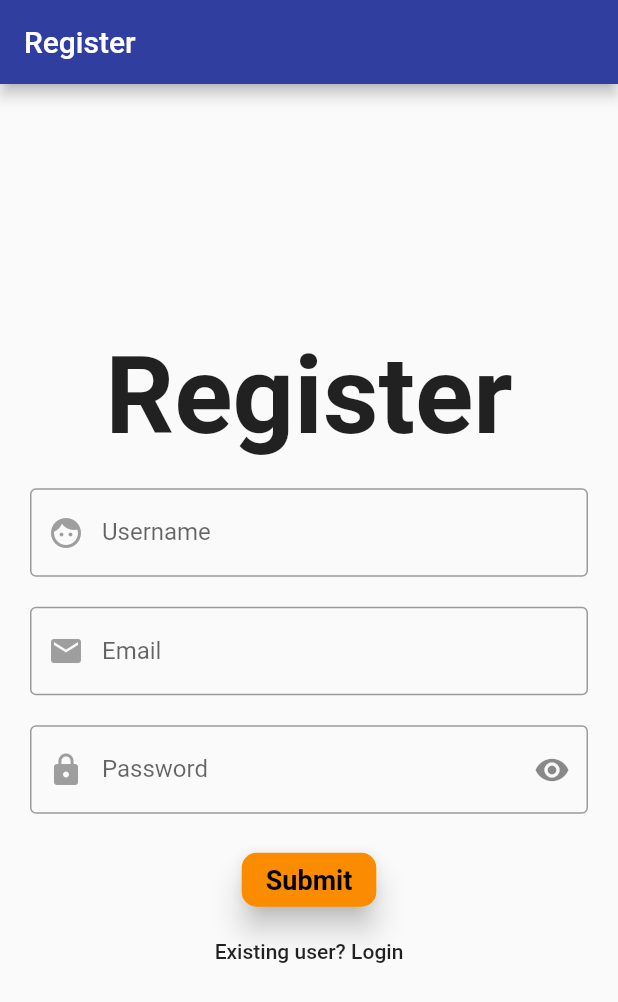
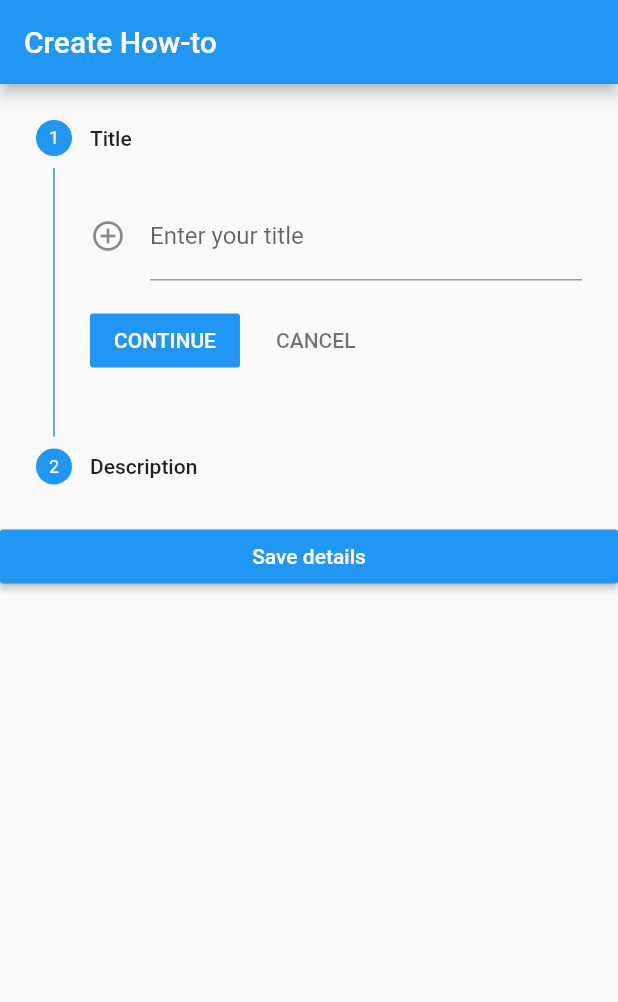
Before and after one commit to how-to-build/mobile, a Flutter app: the screen it shows after launch, on a phone screen of 412 x 824 dp. Shown: the top 1002 px of the screen. Run offline on Flutter 3.47's test engine with Material 2 defaults, Android fonts, the phone set to English and light mode, and no system bars; our stand-ins replace flutter_redux, redux, redux_thunk, shared_preferences.

Commit message:
added CreateHowToPage and step form with validation

```diff
--- a/lib/main.dart
+++ b/lib/main.dart
@@ -8,6 +8,8 @@ import 'package:mobile/redux/actions.dart';
 import 'package:mobile/redux/reducers.dart';
 import 'package:redux/redux.dart';
 import 'package:redux_thunk/redux_thunk.dart';
+
+import 'pages/create_howto_page.dart';
 
 void main() {
   final store = Store<AppState>(appReducer,
@@ -27,6 +29,7 @@ class MyApp extends StatelessWidget {
       child: MaterialApp(
         title: 'How-To',
         routes: {
+          '/create': (BuildContext context) => CreateHowToPage(),
           '/how-to': (BuildContext context) => HowtoPage(onInit: () {
                 StoreProvider.of<AppState>(context).dispatch(getTokenAction);
                 StoreProvider.of<AppState>(context).dispatch(getHowtosAction);
@@ -56,7 +59,8 @@ class MyApp extends StatelessWidget {
             ),
           ),
         ),
-        home: RegisterPage(),
+        // home: RegisterPage(),
+        home: CreateHowToPage(),
       ),
     );
   }
--- /dev/null
+++ b/lib/pages/create_howto_page.dart
@@ -0,0 +1,266 @@
+import 'package:flutter/material.dart';
+
+class CreateHowToPage extends StatefulWidget {
+  @override
+  State<StatefulWidget> createState() {
+    return new CreateHowToPageScreenMode();
+  }
+}
+
+class MyData {
+  String title = '';
+  String description = '';
+}
+
+class CreateHowToPageScreenMode extends State<CreateHowToPage> {
+  @override
+  Widget build(BuildContext context) {
+    return new MaterialApp(
+        theme: new ThemeData(
+          primarySwatch: Colors.blue,
+        ),
+        home: new Scaffold(
+          appBar: new AppBar(
+            title: new Text('Create How-to'),
+          ),
+          body: new StepperBody(),
+        ));
+  }
+}
+
+class StepperBody extends StatefulWidget {
+  @override
+  _StepperBodyState createState() => new _StepperBodyState();
+}
+
+class _StepperBodyState extends State<StepperBody> {
+  int currStep = 0;
+  static var _focusNode = new FocusNode();
+  GlobalKey<FormState> _formKey = new GlobalKey<FormState>();
+  static MyData data = new MyData();
+
+  @override
+  void initState() {
+    super.initState();
+    _focusNode.addListener(() {
+      setState(() {});
+      print('Has focus: $_focusNode.hasFocus');
+    });
+  }
+
+  @override
+  void dispose() {
+    _focusNode.dispose();
+    super.dispose();
+  }
+
+  List<Step> steps = [
+    new Step(
+        title: const Text('Title'),
+        //subtitle: const Text('Enter your name'),
+        isActive: true,
+        //state: StepState.error,
+        state: StepState.indexed,
+        content: new TextFormField(
+          focusNode: _focusNode,
+          keyboardType: TextInputType.text,
+          autocorrect: false,
+          onSaved: (String value) {
+            data.title = value;
+          },
+          maxLines: 1,
+          //initialValue: 'Aseem Wangoo',
+          validator: (value) {
+            if (value.isEmpty || value.length < 1) {
+              return 'Please enter title of how-to';
+            }
+          },
+          decoration: new InputDecoration(
+            labelText: 'Enter your title',
+            hintText: 'Enter a title',
+            //filled: true,
+            icon: const Icon(Icons.add_circle_outline),
+            labelStyle:
+                new TextStyle(decorationStyle: TextDecorationStyle.solid),
+          ),
+        )),
+    new Step(
+        title: const Text('Description'),
+        //subtitle: const Text('Subtitle'),
+        isActive: true,
+        //state: StepState.editing,
+        state: StepState.indexed,
+        content: new TextFormField(
+          keyboardType: TextInputType.text,
+          autocorrect: false,
+          validator: (value) {
+            if (value.isEmpty || value.length < 10) {
+              return 'Please enter description';
+            }
+          },
+          onSaved: (String value) {
+            data.description = value;
+          },
+          maxLines: 1,
+          decoration: new InputDecoration(
+              labelText: 'Enter your description',
+              hintText: 'Enter a description',
+              icon: const Icon(Icons.phone),
+              labelStyle:
+                  new TextStyle(decorationStyle: TextDecorationStyle.solid)),
+        )),
+    // new Step(
+    //     title: const Text('Email'),
+    //     // subtitle: const Text('Subtitle'),
+    //     isActive: true,
+    //     state: StepState.indexed,
+    //     // state: StepState.disabled,
+    //     content: new TextFormField(
+    //       keyboardType: TextInputType.emailAddress,
+    //       autocorrect: false,
+    //       validator: (value) {
+    //         if (value.isEmpty || !value.contains('@')) {
+    //           return 'Please enter valid email';
+    //         }
+    //       },
+    //       onSaved: (String value) {
+    //         data.email = value;
+    //       },
+    //       maxLines: 1,
+    //       decoration: new InputDecoration(
+    //           labelText: 'Enter your email',
+    //           hintText: 'Enter a email address',
+    //           icon: const Icon(Icons.email),
+    //           labelStyle:
+    //               new TextStyle(decorationStyle: TextDecorationStyle.solid)),
+    //     )),
+    // new Step(
+    //     title: const Text('Age'),
+    //     // subtitle: const Text('Subtitle'),
+    //     isActive: true,
+    //     state: StepState.indexed,
+    //     content: new TextFormField(
+    //       keyboardType: TextInputType.number,
+    //       autocorrect: false,
+    //       validator: (value) {
+    //         if (value.isEmpty || value.length > 2) {
+    //           return 'Please enter valid age';
+    //         }
+    //       },
+    //       maxLines: 1,
+    //       onSaved: (String value) {
+    //         data.age = value;
+    //       },
+    //       decoration: new InputDecoration(
+    //           labelText: 'Enter your age',
+    //           hintText: 'Enter age',
+    //           icon: const Icon(Icons.explicit),
+    //           labelStyle:
+    //               new TextStyle(decorationStyle: TextDecorationStyle.solid)),
+    //     )),
+    // new Step(
+    //     title: const Text('Fifth Step'),
+    //     subtitle: const Text('Subtitle'),
+    //     isActive: true,
+    //     state: StepState.complete,
+    //     content: const Text('Enjoy Step Fifth'))
+  ];
+
+  @override
+  Widget build(BuildContext context) {
+    void showSnackBarMessage(String message,
+        [MaterialColor color = Colors.red]) {
+      Scaffold.of(context)
+          .showSnackBar(new SnackBar(content: new Text(message)));
+    }
+
+    void _submitDetails() {
+      final FormState formState = _formKey.currentState;
+
+      if (!formState.validate()) {
+        showSnackBarMessage('Please enter correct data');
+      } else {
+        formState.save();
+        print("Title: ${data.title}");
+        print("Description: ${data.description}");
+
+        showDialog(
+            context: context,
+            child: new AlertDialog(
+              title: new Text("Details"),
+              //content: new Text("Hello World"),
+              content: new SingleChildScrollView(
+                child: new ListBody(
+                  children: <Widget>[
+                    new Text("Title : " + data.title),
+                    new Text("Description : " + data.description),
+                  ],
+                ),
+              ),
+              actions: <Widget>[
+                new FlatButton(
+                  child: new Text('OK'),
+                  onPressed: () {
+                    Navigator.of(context).pop();
+                  },
+                ),
+              ],
+            ));
+      }
+    }
+
+    return new Container(
+        child: new Form(
+      key: _formKey,
+      child: new ListView(children: <Widget>[
+        new Stepper(
+          steps: steps,
+          type: StepperType.vertical,
+          currentStep: this.currStep,
+          onStepContinue: () {
+            setState(() {
+              if (currStep < steps.length - 1) {
+                currStep = currStep + 1;
+              } else {
+                currStep = 0;
+              }
+              // else {
+              // Scaffold
+              //     .of(context)
+              //     .showSnackBar(new SnackBar(content: new Text('$currStep')));
+
+              // if (currStep == 1) {
+              //   print('First Step');
+              //   print('object' + FocusScope.of(context).toStringDeep());
+              // }
+
+              // }
+            });
+          },
+          onStepCancel: () {
+            setState(() {
+              if (currStep > 0) {
+                currStep = currStep - 1;
+              } else {
+                currStep = 0;
+              }
+            });
+          },
+          onStepTapped: (step) {
+            setState(() {
+              currStep = step;
+            });
+          },
+        ),
+        new RaisedButton(
+          child: new Text(
+            'Save details',
+            style: new TextStyle(color: Colors.white),
+          ),
+          onPressed: _submitDetails,
+          color: Colors.blue,
+        ),
+      ]),
+    ));
+  }
+}
```
